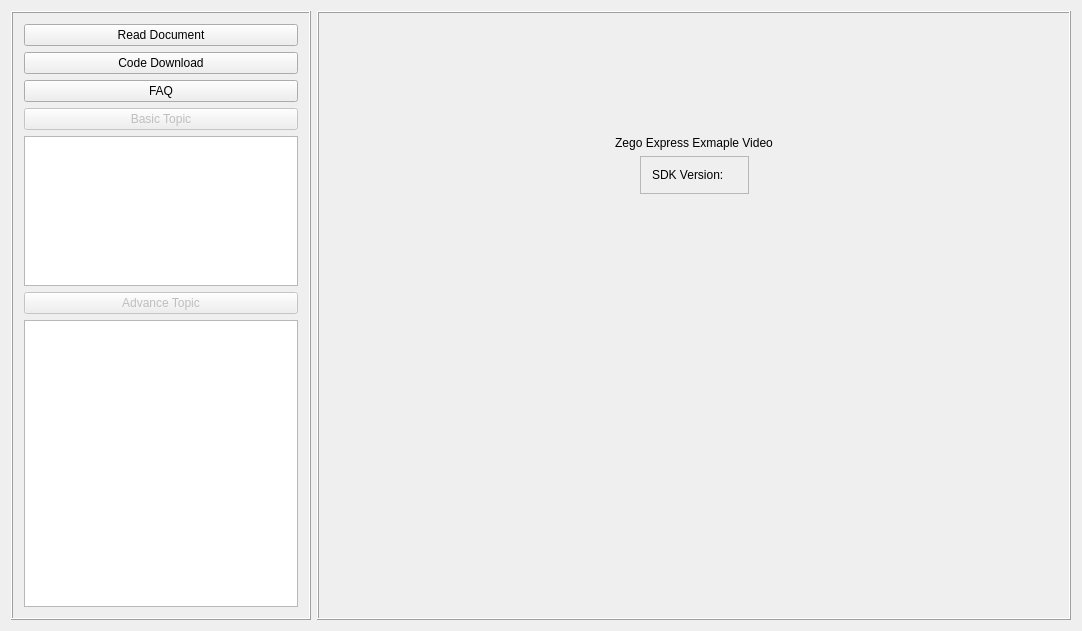
Qt form video/src/ExpressDemo/ZegoExpressDemo.ui (zegoim/zego-express-example-topics-cpp) before a commit.
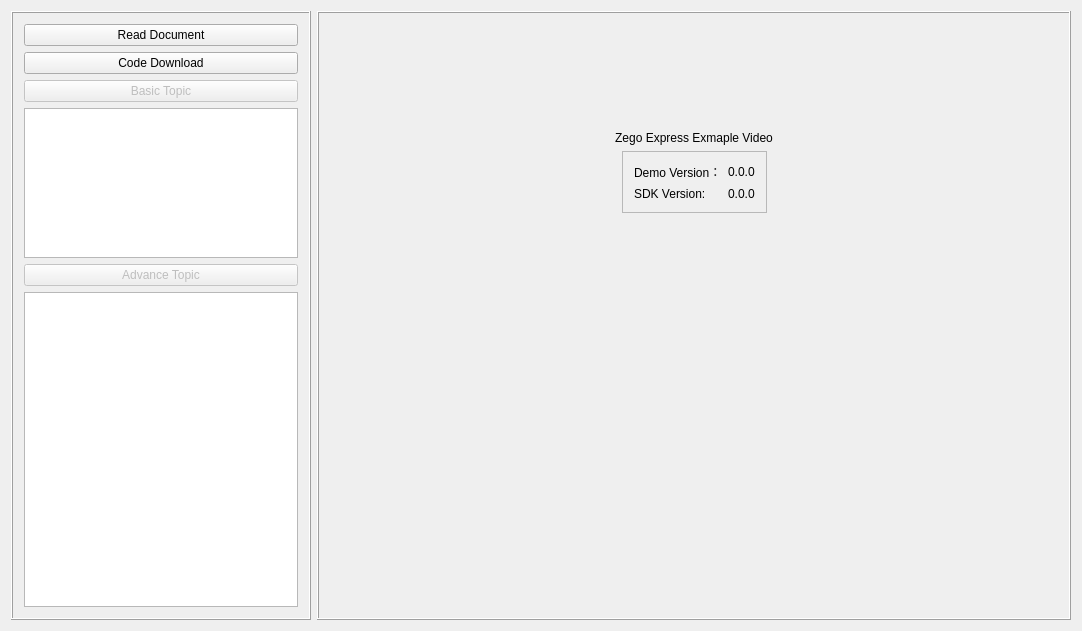
The same form after that commit.

Commit message: update to support zego-express 1.16.0

```diff
--- a/video/src/ExpressDemo/ZegoExpressDemo.ui
+++ b/video/src/ExpressDemo/ZegoExpressDemo.ui
@@ -55,13 +55,6 @@
         </property>
        </widget>
       </item>
-      <item>
-       <widget class="QPushButton" name="pushButton_go_faq">
-        <property name="text">
-         <string>FAQ</string>
-        </property>
-       </widget>
-      </item>
       <item>
        <widget class="QPushButton" name="pushButton_base">
         <property name="enabled">
@@ -179,17 +172,31 @@
                <property name="formAlignment">
                 <set>Qt::AlignLeading|Qt::AlignLeft|Qt::AlignTop</set>
                </property>
-               <item row="0" column="0">
+               <item row="1" column="0">
                 <widget class="QLabel" name="label_3">
                  <property name="text">
                   <string>SDK Version:</string>
                  </property>
                 </widget>
                </item>
-               <item row="0" column="1">
+               <item row="1" column="1">
                 <widget class="QLabel" name="label_sdk_version">
                  <property name="text">
-                  <string/>
+                  <string>0.0.0</string>
+                 </property>
+                </widget>
+               </item>
+               <item row="0" column="0">
+                <widget class="QLabel" name="label_2">
+                 <property name="text">
+                  <string>Demo Version：</string>
+                 </property>
+                </widget>
+               </item>
+               <item row="0" column="1">
+                <widget class="QLabel" name="label_demo_version">
+                 <property name="text">
+                  <string>0.0.0</string>
                  </property>
                 </widget>
                </item>
```
The commit also changes 43 other files.
